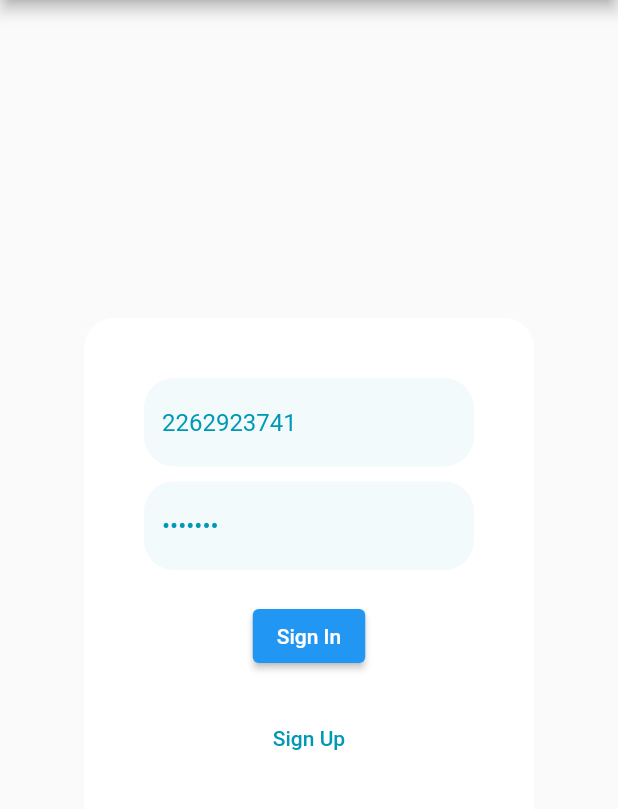
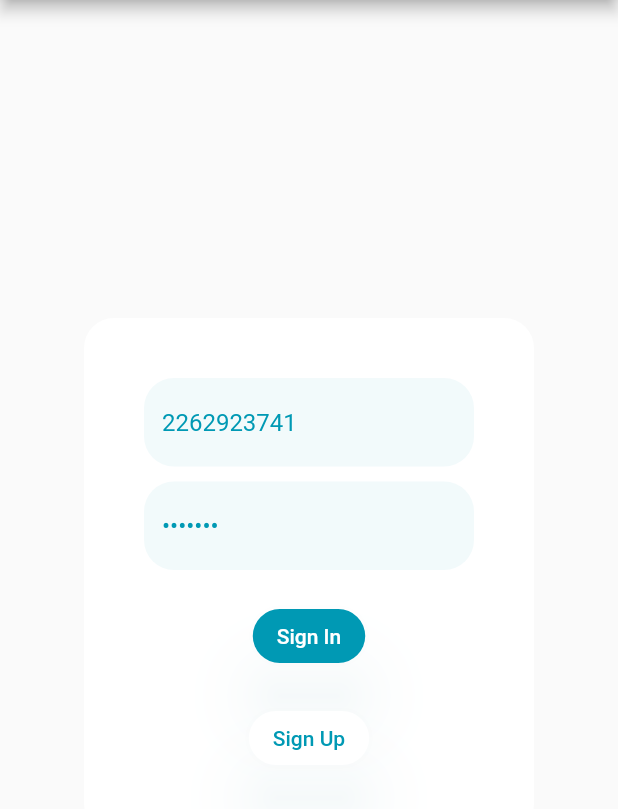
Before and after one commit to NhlakaMbotho/five-point-check-app, a Flutter app: the screen it shows after launch, on a phone screen of 412 x 824 dp, the part 84-893 px from its top. Run offline on Flutter 3.47's test engine with Material 2 defaults, Android fonts, the light colour scheme and no system bars; our stand-ins replace auto_route; missing offline and left inert: jwt_decode, linked_scroll_controller; accounts and stored records are empty; Roboto replaces fonts that are missing (Helvetica Neue); project files that could hold a hidden picture were left out.

Commit message:
fixed styling errors

```diff
--- /dev/null
+++ b/driving_school_app/lib/components/app_button.dart
@@ -0,0 +1,41 @@
+import 'package:flutter/material.dart';
+
+import '../constants/colors.dart';
+
+class AppButton extends StatelessWidget {
+  VoidCallback? onPressed;
+  Widget child;
+  bool selected;
+  AppButton({
+    required VoidCallback? onPressed,
+    required Widget child,
+    bool selected = false,
+  })  : onPressed = onPressed,
+        selected = selected,
+        child = child;
+
+  Widget build(BuildContext context) {
+    print('button parent width ${MediaQuery.of(context).size.width}');
+    return ElevatedButton(
+      onPressed: onPressed,
+      style: ButtonStyle(
+        backgroundColor: MaterialStateProperty.all(
+          selected ? AppColors.Primary : Colors.white,
+        ),
+        shadowColor:
+            MaterialStateProperty.all(AppColors.Primary.withOpacity(.1)),
+        foregroundColor: MaterialStateProperty.all(
+          selected ? Colors.white : AppColors.Primary,
+        ),
+        elevation: MaterialStateProperty.all(20),
+        shape: MaterialStateProperty.all(
+          RoundedRectangleBorder(
+            borderRadius: BorderRadius.circular(18),
+            side: BorderSide.none,
+          ),
+        ),
+      ),
+      child: child,
+    );
+  }
+}
--- a/driving_school_app/lib/pages/login_screen.dart
+++ b/driving_school_app/lib/pages/login_screen.dart
@@ -9,7 +9,8 @@
 import 'package:flutter/material.dart';
 import 'package:provider/provider.dart';
 
-import '../components/app_input.dart';
+import '../components/app_button.dart';
+import '../components/app_text_form_field.dart';
 
 class LoginPage extends StatefulWidget {
   @override
@@ -143,11 +144,8 @@
                           ),
                           Container(
                             margin: EdgeInsets.only(top: 20),
-                            child: ElevatedButton(
-                              style: TextButton.styleFrom(
-                                primary: Colors.white,
-                                // minimumSize: Size(88, 36),
-                              ),
+                            child: AppButton(
+                              selected: true,
                               onPressed: () {
                                 submitForm(context);
                                 print("logging in...");
@@ -157,11 +155,7 @@
                           ),
                           Container(
                             margin: EdgeInsets.only(top: 20),
-                            child: TextButton(
-                              style: TextButton.styleFrom(
-                                primary: AppColors.Primary,
-                                // minimumSize: Size(88, 36),
-                              ),
+                            child: AppButton(
                               onPressed: () {
                                 print("logging up...");
                               },
```
Also changed, not shown: driving_school_app/lib/components/profile_edit.dart (+102 -23 lines), driving_school_app/lib/components/app_text_form_field.dart (renamed from driving_school_app/lib/components/app_input.dart).
